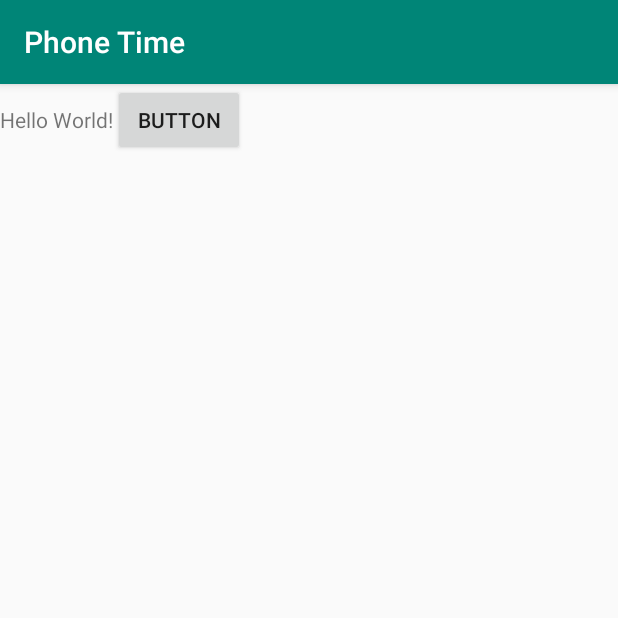
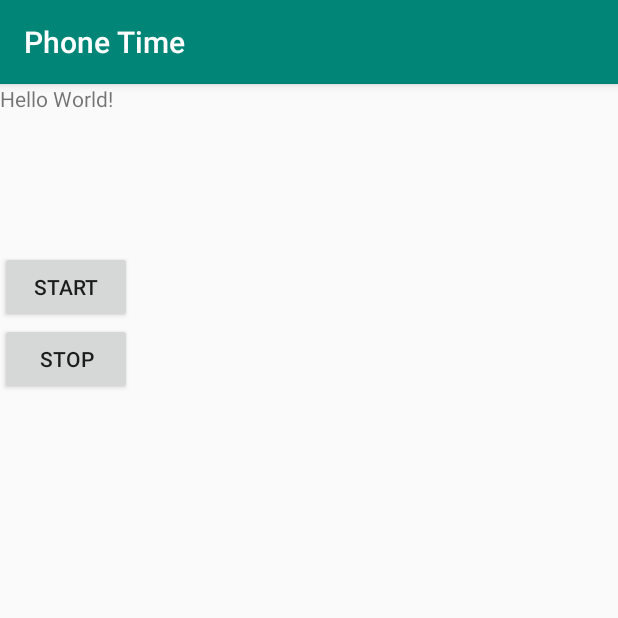
Before and after one commit to arahasya/PhoneTime, an Android app: the screen it shows after launch (MainActivity), on a phone screen of 412 x 824 dp, the top half of it. Run offline under Robolectric (Android 15) with nearby library versions, the phone set to English and light mode, and no system bars.

```diff
--- a/app/src/main/java/com/arahasya/phonetime/MainActivity.java
+++ b/app/src/main/java/com/arahasya/phonetime/MainActivity.java
@@ -1,31 +1,24 @@
 package com.arahasya.phonetime;
 
-import android.app.Notification;
-import android.app.NotificationChannel;
-import android.app.NotificationManager;
-import android.app.PendingIntent;
-import android.content.BroadcastReceiver;
-import android.content.Context;
 import android.content.Intent;
-import android.content.IntentFilter;
 import android.net.Uri;
 import android.os.Build;
 import android.provider.Settings;
-import android.support.v4.app.NotificationCompat;
 import android.support.v7.app.AppCompatActivity;
 import android.os.Bundle;
-import android.util.Log;
 import android.view.View;
 import android.widget.Button;
+import android.widget.Chronometer;
 
 
 public class MainActivity extends AppCompatActivity {
 
 
-    NotificationManager mNotificationManager;
+   // NotificationManager mNotificationManager;
     private int REQUEST_CODE = 5463;
     //final int NOTIFICATION_ID = 101;
-    Button button;
+    Button button_start,button_stop;
+    Chronometer chronometer;
 
 
 
@@ -33,18 +26,30 @@ public class MainActivity extends AppCompatActivity {
     protected void onCreate(Bundle savedInstanceState) {
         super.onCreate(savedInstanceState);
         setContentView(R.layout.activity_main);
+        chronometer = new Chronometer(this);
 
 
 
-        button = findViewById(R.id.showNotif);
-        button.setOnClickListener(new View.OnClickListener() {
+        button_start = findViewById(R.id.startC);
+        button_start.setOnClickListener(new View.OnClickListener() {
             @Override
             public void onClick(View v) {
-                showNotification();
+                //showNotification();
+                createFloatView();
+            }
+        });
+
+
+        button_stop = findViewById(R.id.stopC);
+        button_stop.setOnClickListener(new View.OnClickListener() {
+            @Override
+            public void onClick(View v) {
+                //showNotification();
+                stopService(new Intent(MainActivity.this,TimerService.class));
             }
         });
        // textTimer = (TextView) findViewById(R.id.timer);
-        createFloatView();
+       // createFloatView();
        // startClock();
 
 
@@ -84,18 +89,20 @@ public class MainActivity extends AppCompatActivity {
         startService(new Intent(MainActivity.this, TimerService.class));
 
     }
-
+/*
     private void showNotification() {
 
+        //chronometer.setBase(SystemClock.currentThreadTimeMillis());
+        chronometer.start();
 
         NotificationCompat.Builder mBuilder =
                 new NotificationCompat.Builder(getApplicationContext(), "notify_001");
         Intent ii = new Intent(getApplicationContext(), MainActivity.class);
         PendingIntent pendingIntent = PendingIntent.getActivity(getApplicationContext(), 0, ii, 0);
 
-        NotificationCompat.BigTextStyle bigText = new NotificationCompat.BigTextStyle();
+        final NotificationCompat.BigTextStyle bigText = new NotificationCompat.BigTextStyle();
         bigText.bigText("skncfs");
-        bigText.setBigContentTitle("Today's Bible Verse");
+        bigText.setBigContentTitle(""+chronometer.getText().toString());
         bigText.setSummaryText("Text in detail");
 
         mBuilder.setContentIntent(pendingIntent);
@@ -105,6 +112,8 @@ public class MainActivity extends AppCompatActivity {
         mBuilder.setPriority(Notification.PRIORITY_MAX);
         mBuilder.setStyle(bigText);
         mBuilder.setOngoing(true);
+        //mBuilder.setWhen(chronometer.getBase());
+        mBuilder.setUsesChronometer(true);
 
         mNotificationManager =
                 (NotificationManager) getApplicationContext().getSystemService(Context.NOTIFICATION_SERVICE);
@@ -121,7 +130,7 @@ public class MainActivity extends AppCompatActivity {
         mNotificationManager.notify(0, mBuilder.build());
     }
 
-
+*/
     @Override
     public void onDestroy() {
 
--- a/app/src/main/res/layout/activity_main.xml
+++ b/app/src/main/res/layout/activity_main.xml
@@ -1,5 +1,5 @@
 <?xml version="1.0" encoding="utf-8"?>
-<LinearLayout xmlns:android="http://schemas.android.com/apk/res/android"
+<RelativeLayout xmlns:android="http://schemas.android.com/apk/res/android"
     xmlns:app="http://schemas.android.com/apk/res-auto"
     xmlns:tools="http://schemas.android.com/tools"
     android:layout_width="match_parent"
@@ -7,6 +7,7 @@
     tools:context=".MainActivity">
 
     <TextView
+        android:id="@+id/hello"
         android:layout_width="wrap_content"
         android:layout_height="wrap_content"
         android:text="Hello World!"
@@ -16,17 +17,19 @@
         app:layout_constraintTop_toTopOf="parent" />
 
     <Button
-        android:id="@+id/showNotif"
+        android:id="@+id/startC"
         android:layout_width="wrap_content"
         android:layout_height="wrap_content"
-        android:text="Button"
-        tools:layout_editor_absoluteX="146dp"
-        tools:layout_editor_absoluteY="320dp" />
+        android:layout_below="@+id/hello"
+        android:layout_marginTop="92dp"
+        android:text="@string/start" />
+
+    <Button
+        android:id="@+id/stopC"
+        android:layout_width="wrap_content"
+        android:layout_height="wrap_content"
+        android:layout_below="@+id/startC"
+        android:text="@string/stop" />
 
 
-
-
-
-
-
-</LinearLayout>
+</RelativeLayout>
--- a/app/src/main/res/values/strings.xml
+++ b/app/src/main/res/values/strings.xml
@@ -1,3 +1,5 @@
 <resources>
     <string name="app_name">Phone Time</string>
+    <string name="start">Start</string>
+    <string name="stop">Stop</string>
 </resources>
```
Also changed, not shown: app/src/main/java/com/arahasya/phonetime/TimerService.java (+80 -41 lines), app/src/main/res/drawable/ic_green_box.xml (added, +12 -0 lines), app/src/main/res/drawable/ic_orange_box.xml (added, +11 -0 lines), app/src/main/res/drawable/ic_red_box.xml (added, +12 -0 lines).
